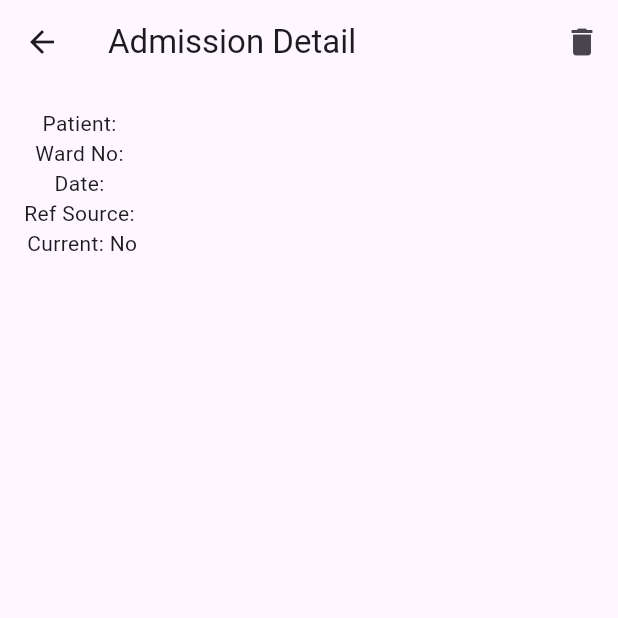
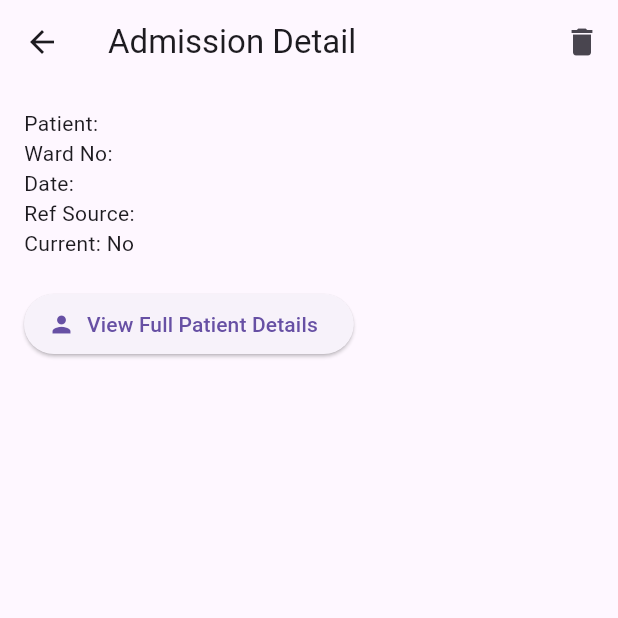
Before and after one commit to roshaankhan10/Naya-Zehan---Patient-Database-Application, a Flutter app: the AdmissionDetailScreen screen opened directly with empty values, on a phone screen of 412 x 824 dp, the top half of it. Run offline on Flutter 3.47's test engine with Material 3 defaults, Android fonts, the phone set to English and light mode, and no system bars; our stand-ins replace shared_preferences; accounts and stored records are empty.

Commit message:
edit (push) functionality is left, adjusted date format and icon for add admissions.

```diff
--- a/khidmat_mobile/lib/screens/add_admission_screen.dart
+++ b/khidmat_mobile/lib/screens/add_admission_screen.dart
@@ -40,13 +40,14 @@ class _AddAdmissionScreenState extends State<AddAdmissionScreen> {
       }),
     );
 
+
     if (response.statusCode == 201) {
+      ScaffoldMessenger.of(context).showSnackBar(
+        const SnackBar(content: Text("✅ Patient admitted successfully")),
+      );
       Navigator.pop(context, true);
-    } else {
-      ScaffoldMessenger.of(context).showSnackBar(
-        SnackBar(content: Text("Failed: ${response.body}")),
-      );
     }
+
   }
 
   @override
--- a/khidmat_mobile/lib/screens/admission_detail_screen.dart
+++ b/khidmat_mobile/lib/screens/admission_detail_screen.dart
@@ -2,6 +2,7 @@
 import 'package:flutter/material.dart';
 import 'package:shared_preferences/shared_preferences.dart';
 import 'package:http/http.dart' as http;
+import 'patient_detail_screen.dart';
 
 class AdmissionDetailScreen extends StatelessWidget {
   final Map<String, dynamic> admission;
@@ -19,10 +20,22 @@ class AdmissionDetailScreen extends StatelessWidget {
 
     if (response.statusCode == 204) {
       Navigator.pop(context, true);
+      ScaffoldMessenger.of(context).showSnackBar(
+        const SnackBar(content: Text("✅ Admission deleted successfully")),
+      );
     } else {
       ScaffoldMessenger.of(context).showSnackBar(
         const SnackBar(content: Text("Failed to delete admission")),
       );
+    }
+  }
+
+  String _formatDate(String rawDate) {
+    try {
+      final dt = DateTime.parse(rawDate);
+      return "${dt.day}-${dt.month}-${dt.year}";
+    } catch (_) {
+      return rawDate;
     }
   }
 
@@ -44,12 +57,31 @@ class AdmissionDetailScreen extends StatelessWidget {
       body: Padding(
         padding: const EdgeInsets.all(16),
         child: Column(
+          crossAxisAlignment: CrossAxisAlignment.start,
           children: [
             Text("Patient: ${admission['patient_name']}"),
             Text("Ward No: ${admission['ward_no']}"),
-            Text("Date: ${admission['date_of_admission']}"),
+            Text("Date: ${_formatDate(admission['date_of_admission'])}"),
             Text("Ref Source: ${admission['ref_source'] ?? '-'}"),
             Text("Current: ${admission['is_current'] ? "Yes" : "No"}"),
+            const SizedBox(height: 20),
+            ElevatedButton.icon(
+              icon: const Icon(Icons.person),
+              label: const Text("View Full Patient Details"),
+              onPressed: () {
+                Navigator.push(
+                  context,
+                  MaterialPageRoute(
+                    builder: (context) => PatientDetailScreen(
+                      patient: {
+                        "hospital_id": admission['patient'],
+                        "name": admission['patient_name'],
+                      },
+                    ),
+                  ),
+                );
+              },
+            ),
           ],
         ),
       ),
```
Also changed, not shown: khidmat_mobile/lib/screens/add_patient_screen.dart (+8 -2 lines), khidmat_mobile/lib/screens/admissions_list_screen.dart (+59 -20 lines).
